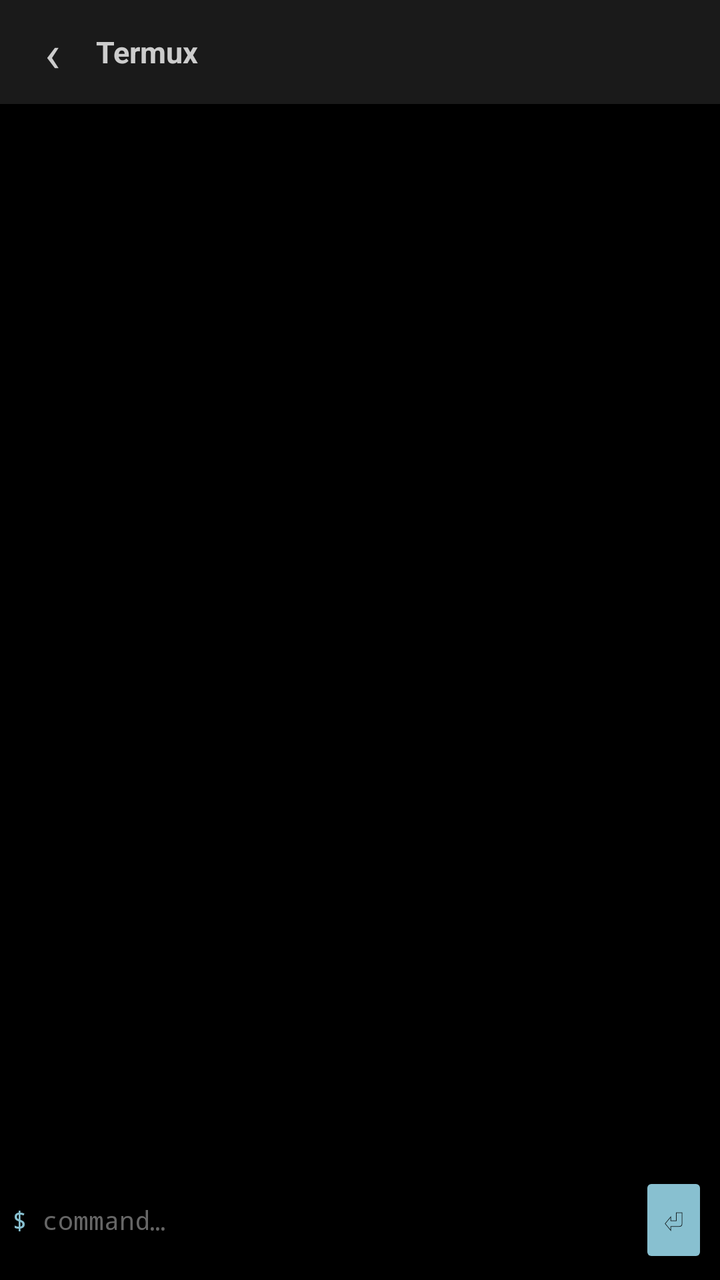
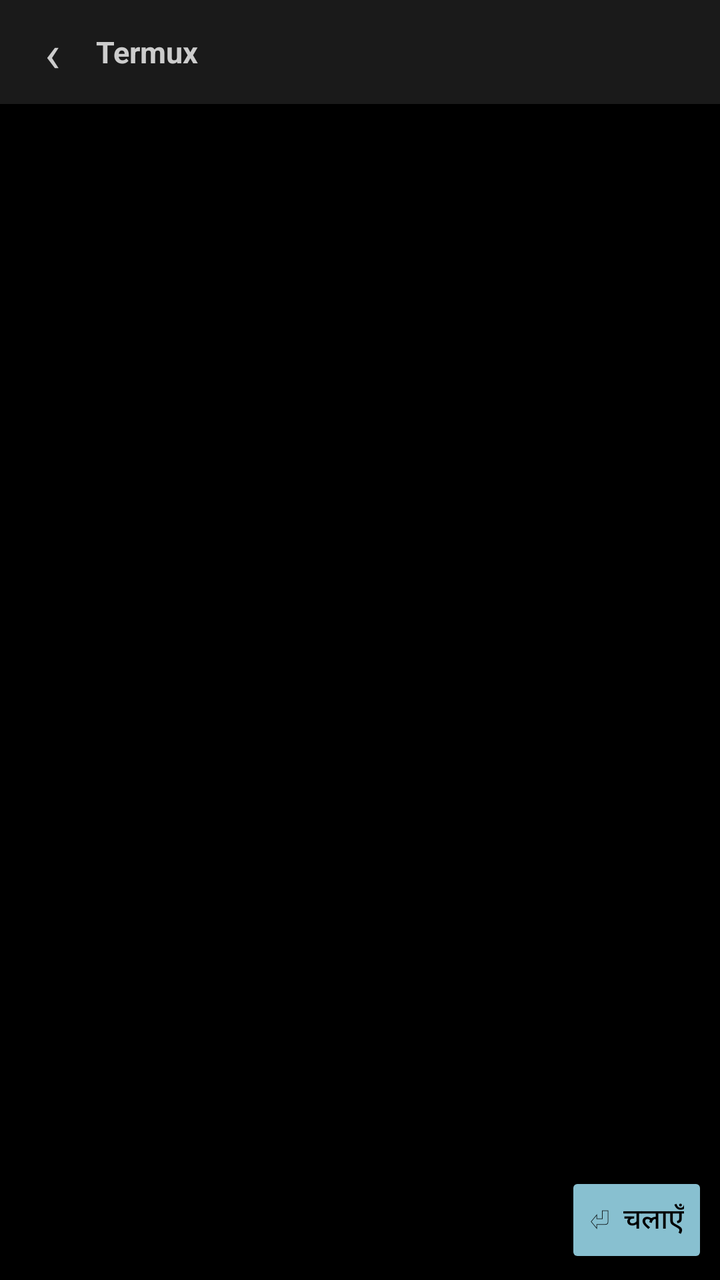

Compare the two renders of this Android layout. The source of the first and the diff that turns it into the second are given below.
<!-- AndroidManifest.xml: application theme Theme.PythonIDE -->
<!-- res/layout/activity_termux.xml -->
<?xml version="1.0" encoding="utf-8"?>
<LinearLayout xmlns:android="http://schemas.android.com/apk/res/android"
    android:layout_width="match_parent"
    android:layout_height="match_parent"
    android:orientation="vertical"
    android:background="#FF000000">

    <LinearLayout
        android:layout_width="match_parent"
        android:layout_height="wrap_content"
        android:orientation="horizontal"
        android:gravity="center_vertical"
        android:background="#FF1A1A1A"
        android:paddingStart="4dp"
        android:paddingEnd="8dp"
        android:paddingTop="4dp"
        android:paddingBottom="4dp">

        <TextView
            android:id="@+id/backBtn"
            android:layout_width="44dp"
            android:layout_height="44dp"
            android:gravity="center"
            android:text="&#8249;"
            android:textColor="#FFCCCCCC"
            android:textSize="26sp" />

        <TextView
            android:layout_width="0dp"
            android:layout_height="wrap_content"
            android:layout_weight="1"
            android:text="Termux"
            android:textColor="#FFCCCCCC"
            android:textStyle="bold"
            android:textSize="15sp" />
    </LinearLayout>

    <ScrollView
        android:id="@+id/termScroll"
        android:layout_width="match_parent"
        android:layout_height="0dp"
        android:layout_weight="1"
        android:background="#FF000000"
        android:paddingStart="6dp"
        android:paddingEnd="6dp"
        android:paddingTop="6dp">

        <TextView
            android:id="@+id/termView"
            android:layout_width="match_parent"
            android:layout_height="wrap_content"
            android:fontFamily="monospace"
            android:textColor="#FFCCCCCC"
            android:textSize="12sp"
            android:textIsSelectable="true" />
    </ScrollView>

    <LinearLayout
        android:layout_width="match_parent"
        android:layout_height="wrap_content"
        android:orientation="horizontal"
        android:gravity="center_vertical"
        android:background="#FF000000"
        android:paddingStart="6dp"
        android:paddingEnd="6dp"
        android:paddingTop="4dp"
        android:paddingBottom="6dp">

        <TextView
            android:layout_width="wrap_content"
            android:layout_height="wrap_content"
            android:fontFamily="monospace"
            android:text="$ "
            android:textColor="#FF88C0D0"
            android:textSize="13sp" />

        <EditText
            android:id="@+id/cmdInput"
            android:layout_width="0dp"
            android:layout_height="wrap_content"
            android:layout_weight="1"
            android:background="@null"
            android:fontFamily="monospace"
            android:hint="command…"
            android:textColor="#FFFFFFFF"
            android:textColorHint="#FF666666"
            android:textSize="13sp"
            android:inputType="text"
            android:imeOptions="actionSend"
            android:importantForAutofill="no" />

        <Button
            android:id="@+id/enterBtn"
            android:layout_width="wrap_content"
            android:layout_height="wrap_content"
            android:layout_marginStart="6dp"
            android:minWidth="0dp"
            android:text="&#9166;"
            android:textColor="#FF000000"
            android:backgroundTint="#FF88C0D0" />
    </LinearLayout>
</LinearLayout>
<!-- resources referenced by this layout -->
<resources>
  <style name="Theme.PythonIDE" parent="Theme.AppCompat.NoActionBar">
          <item name="android:windowBackground">@color/bg</item>
          <item name="android:statusBarColor">@color/surface</item>
      </style>
  <color name="bg">#FF2E3440</color>
  <color name="surface">#FF3B4252</color>
</resources>

<!-- the commit's change to res/layout/activity_termux.xml (unified diff, before → after) -->
@@ -35,67 +35,41 @@
             android:textSize="15sp" />
     </LinearLayout>
 
-    <ScrollView
-        android:id="@+id/termScroll"
+    <EditText
+        android:id="@+id/termInput"
         android:layout_width="match_parent"
         android:layout_height="0dp"
         android:layout_weight="1"
         android:background="#FF000000"
-        android:paddingStart="6dp"
-        android:paddingEnd="6dp"
-        android:paddingTop="6dp">
-
-        <TextView
-            android:id="@+id/termView"
-            android:layout_width="match_parent"
-            android:layout_height="wrap_content"
-            android:fontFamily="monospace"
-            android:textColor="#FFCCCCCC"
-            android:textSize="12sp"
-            android:textIsSelectable="true" />
-    </ScrollView>
+        android:fontFamily="monospace"
+        android:gravity="top|start"
+        android:hint=""
+        android:inputType="text"
+        android:imeOptions="actionSend"
+        android:importantForAutofill="no"
+        android:padding="8dp"
+        android:textColor="#FFCCCCCC"
+        android:textColorHint="#FF555555"
+        android:textIsSelectable="true"
+        android:textSize="12sp" />
 
     <LinearLayout
         android:layout_width="match_parent"
         android:layout_height="wrap_content"
         android:orientation="horizontal"
-        android:gravity="center_vertical"
+        android:gravity="end"
         android:background="#FF000000"
         android:paddingStart="6dp"
         android:paddingEnd="6dp"
-        android:paddingTop="4dp"
+        android:paddingTop="2dp"
         android:paddingBottom="6dp">
-
-        <TextView
-            android:layout_width="wrap_content"
-            android:layout_height="wrap_content"
-            android:fontFamily="monospace"
-            android:text="$ "
-            android:textColor="#FF88C0D0"
-            android:textSize="13sp" />
-
-        <EditText
-            android:id="@+id/cmdInput"
-            android:layout_width="0dp"
-            android:layout_height="wrap_content"
-            android:layout_weight="1"
-            android:background="@null"
-            android:fontFamily="monospace"
-            android:hint="command…"
-            android:textColor="#FFFFFFFF"
-            android:textColorHint="#FF666666"
-            android:textSize="13sp"
-            android:inputType="text"
-            android:imeOptions="actionSend"
-            android:importantForAutofill="no" />
 
         <Button
             android:id="@+id/enterBtn"
             android:layout_width="wrap_content"
             android:layout_height="wrap_content"
-            android:layout_marginStart="6dp"
             android:minWidth="0dp"
-            android:text="&#9166;"
+            android:text="&#9166;  चलाएँ"
             android:textColor="#FF000000"
             android:backgroundTint="#FF88C0D0" />
     </LinearLayout>
